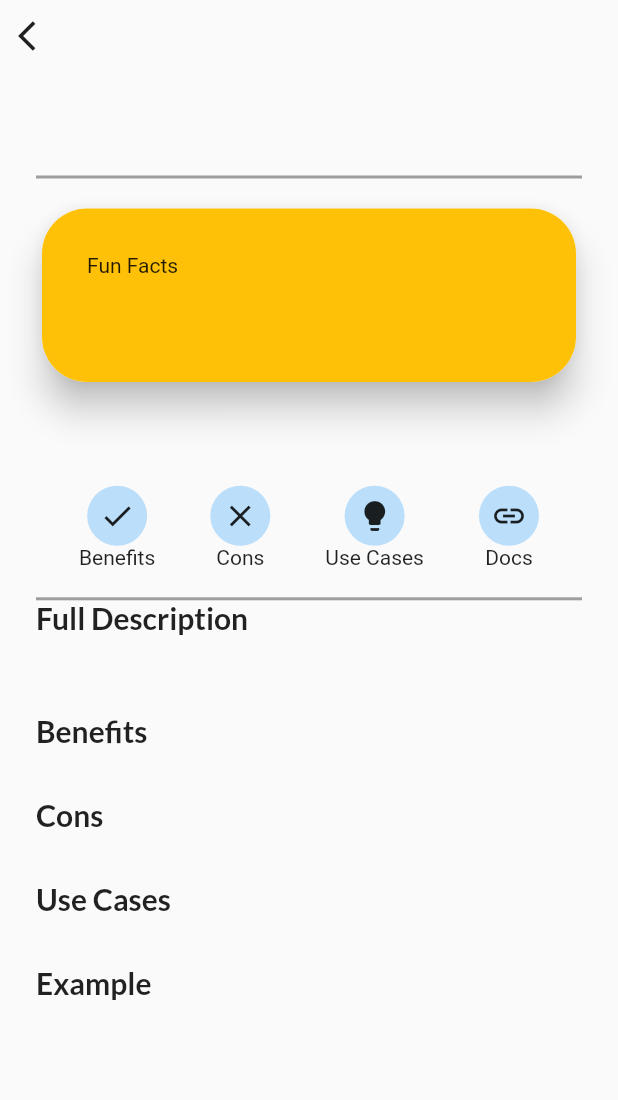
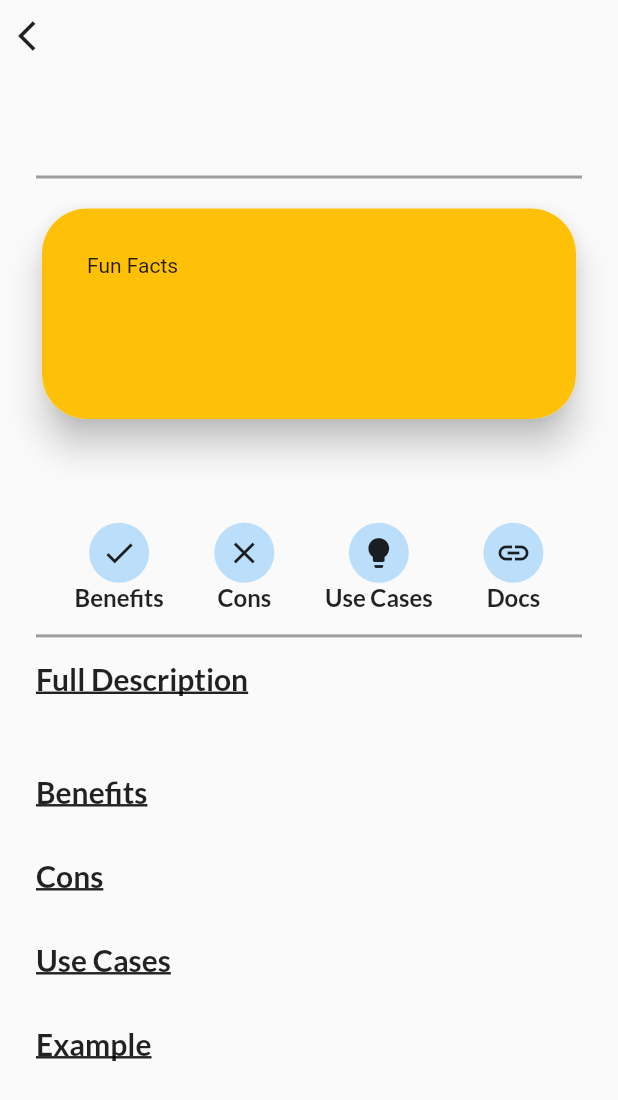
Before and after one commit to kaitech-corp/cloud_assist, a Flutter app: the ServiceDetails screen opened directly with empty values, on a phone screen of 412 x 824 dp. Shown: the top 1100 px of the screen. Run offline on Flutter 3.47's test engine with Material 2 defaults, Android fonts, the phone set to English and light mode, and no system bars; our stand-ins replace bloc, carousel_slider, cloud_firestore, cloud_functions, curved_navigation_bar, equatable and 9 more; accounts and stored records are empty; network calls fail.

Commit message:
refactor:ui updates

```diff
--- a/lib/screens/tabs/components/service_details.dart
+++ b/lib/screens/tabs/components/service_details.dart
@@ -78,7 +78,7 @@ class ServiceDetailsScreen extends StatelessWidget {
           Padding(
             padding: const EdgeInsets.only(top: 16.0, bottom: 16.0),
             child: SizedBox(
-                height: SizeConfig.screenHeight * .15,
+                height: SizeConfig.screenHeight * .18,
                 width: SizeConfig.screenWidth,
                 child: FutureBuilder<String?>(
                     future: FirestoreDatabase().getFacts(serviceData.service),
@@ -86,7 +86,7 @@ class ServiceDetailsScreen extends StatelessWidget {
                         AsyncSnapshot<String?> snapshot) {
                       if (snapshot.hasData) {
                         final String fact = snapshot.data!;
-                        return funFactCard(Text(fact));
+                        return funFactCard(Text(fact,style: titleMedium(context),));
                       } else{
                         return funFactCard(const Text('Fun Facts'));
                       }
@@ -112,7 +112,7 @@ class ServiceDetailsScreen extends StatelessWidget {
                             },
                             icon: serviceDetailIcons[0]),
                       ),
-                      Text(serviceDetailItems[0])
+                      Text(serviceDetailItems[0],style: titleMedium(context),)
                     ],
                   ),
                 ),
@@ -128,7 +128,7 @@ class ServiceDetailsScreen extends StatelessWidget {
                             },
                             icon: serviceDetailIcons[1]),
                       ),
-                      Text(serviceDetailItems[1])
+                      Text(serviceDetailItems[1],style: titleMedium(context),)
                     ],
                   ),
                 ),
@@ -146,7 +146,7 @@ class ServiceDetailsScreen extends StatelessWidget {
                             },
                             icon: serviceDetailIcons[2]),
                       ),
-                      Text(serviceDetailItems[2])
+                      Text(serviceDetailItems[2],style: titleMedium(context),)
                     ],
                   ),
                 ),
@@ -161,7 +161,7 @@ class ServiceDetailsScreen extends StatelessWidget {
                             },
                             icon: serviceDetailIcons[3]),
                       ),
-                      Text(serviceDetailItems[3])
+                      Text(serviceDetailItems[3],style: titleMedium(context),)
                     ],
                   ),
                 ),
@@ -173,12 +173,15 @@ class ServiceDetailsScreen extends StatelessWidget {
             width: SizeConfig.screenWidth,
             color: Colors.grey,
           ),
-          Text('Full Description', style: titleLarge(context)),
+          Padding(
+            padding: const EdgeInsets.only(top: 16.0,),
+            child: Text('Full Description', style: titleLarge(context)?.copyWith(decoration: TextDecoration.underline)),
+          ),
           Padding(
             padding: const EdgeInsets.only(top: 16.0, bottom: 16.0),
             child: Text(serviceData.detail, style: titleMedium(context)),
           ),
-          Text('Benefits', style: titleLarge(context)),
+          Text('Benefits', style: titleLarge(context)?.copyWith(decoration: TextDecoration.underline)),
           Padding(
             padding: const EdgeInsets.only(top: 16.0, bottom: 16.0),
             child: Column(
@@ -194,7 +197,7 @@ class ServiceDetailsScreen extends StatelessWidget {
                       )),
             ),
           ),
-          Text('Cons', style: titleLarge(context)),
+          Text('Cons', style: titleLarge(context)?.copyWith(decoration: TextDecoration.underline)),
           Padding(
             padding: const EdgeInsets.only(top: 16.0, bottom: 16.0),
             child: Column(
@@ -210,7 +213,7 @@ class ServiceDetailsScreen extends StatelessWidget {
                       )),
             ),
           ),
-          Text('Use Cases', style: titleLarge(context)),
+          Text('Use Cases', style: titleLarge(context)?.copyWith(decoration: TextDecoration.underline)),
           Padding(
             padding: const EdgeInsets.only(top: 16.0, bottom: 16.0),
             child: Column(
@@ -226,7 +229,7 @@ class ServiceDetailsScreen extends StatelessWidget {
                       )),
             ),
           ),
-          Text('Example', style: titleLarge(context)),
+          Text('Example', style: titleLarge(context)?.copyWith(decoration: TextDecoration.underline)),
           Padding(
               padding: const EdgeInsets.only(top: 16.0, bottom: 16.0),
               child: Padding(
```
Also changed, not shown: lib/screens/home/components/featured_service_widget.dart (+10 -9 lines), lib/services/firebase_functions/functions.dart (+13 -0 lines).
